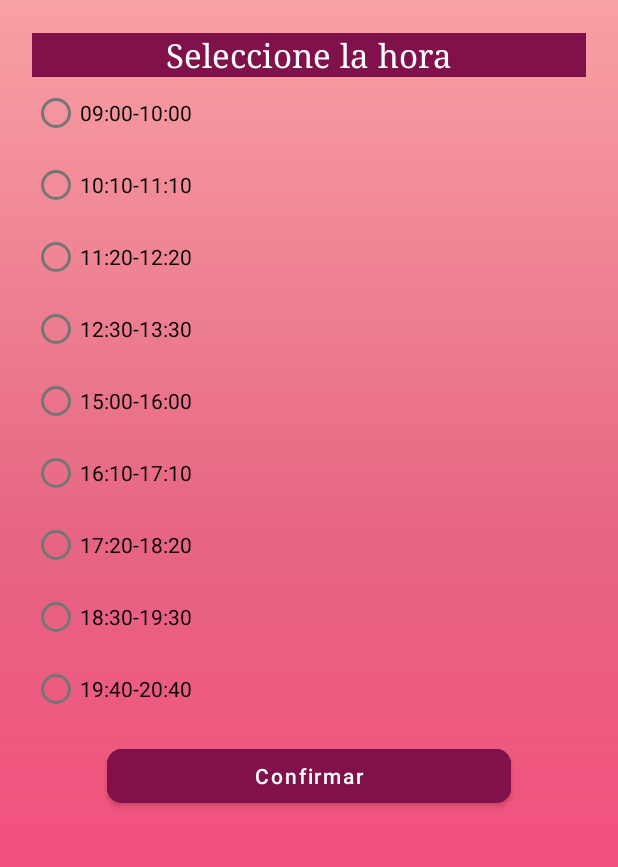
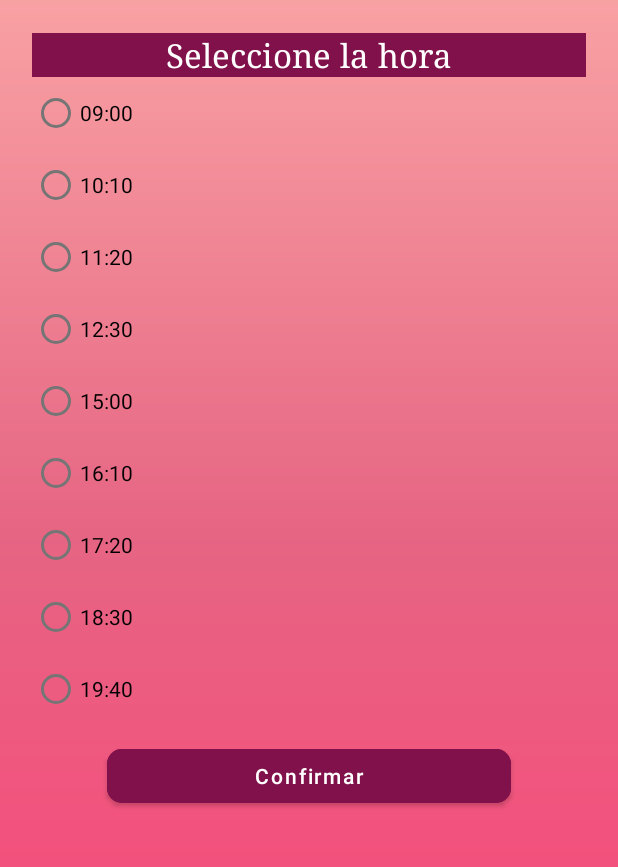
Before and after one commit to jvanhub/TiendaApp, an Android app: the PedirCita screen opened directly, with no data from a screen before it, on a phone screen of 412 x 824 dp, the part 128-995 px from its top. Run offline under Robolectric (Android 15) with nearby library versions, the phone set to English and light mode, and no system bars; our stand-ins replace Firebase (no records; nobody signed in at launch, a user with empty details on screens opened directly).

```diff
--- a/app/src/main/res/layout/activity_citas.xml
+++ b/app/src/main/res/layout/activity_citas.xml
@@ -18,6 +18,8 @@
         <LinearLayout
             android:layout_width="match_parent"
             android:layout_height="wrap_content"
+            android:layout_marginLeft="20dp"
+            android:layout_marginRight="20dp"
             android:gravity="center"
             android:orientation="vertical">
 
--- a/app/src/main/res/values/strings.xml
+++ b/app/src/main/res/values/strings.xml
@@ -20,17 +20,17 @@
     <string name="confirmarCita">Confirmar</string>
     <string name="fechaTv"> Pulse aquí para seleccionar fecha</string>
 
-    <string name="HORA1">09:00-10:00</string>
-    <string name="HORA2">10:10-11:10</string>
-    <string name="HORA3">11:20-12:20</string>
-    <string name="HORA4">12:30-13:30</string>
-    <string name="HORA5">15:00-16:00</string>
-    <string name="HORA6">16:10-17:10</string>
-    <string name="HORA7">17:20-18:20</string>
-    <string name="HORA8">18:30-19:30</string>
-    <string name="HORA9">19:40-20:40</string>
+    <string name="HORA1">09:00</string>
+    <string name="HORA2">10:10</string>
+    <string name="HORA3">11:20</string>
+    <string name="HORA4">12:30</string>
+    <string name="HORA5">15:00</string>
+    <string name="HORA6">16:10</string>
+    <string name="HORA7">17:20</string>
+    <string name="HORA8">18:30</string>
+    <string name="HORA9">19:40</string>
 
-    <string name="VerCita">Historial de citas</string>
+    <string name="VerCita">Historial citas</string>
     <string name="VerCitaActual">Citas actuales</string>
     <string name="modificarCita">Modificar</string>
     <string name="eliminarCita">Eliminar</string>
@@ -38,8 +38,7 @@
     <string name="mostrarFechaCard">dd/mm/yyyy</string>
     <string name="mostrarHoraCard">hh/mm</string>
     <string name="citaCard">Cita:</string>
-
-    <string name="Atras">VOLVER</string>
+    <string name="Atras">Volver</string>
 
 
 
```
Also changed, not shown: app/src/main/res/layout/activity_bienvenido.xml (+6 -8 lines).
